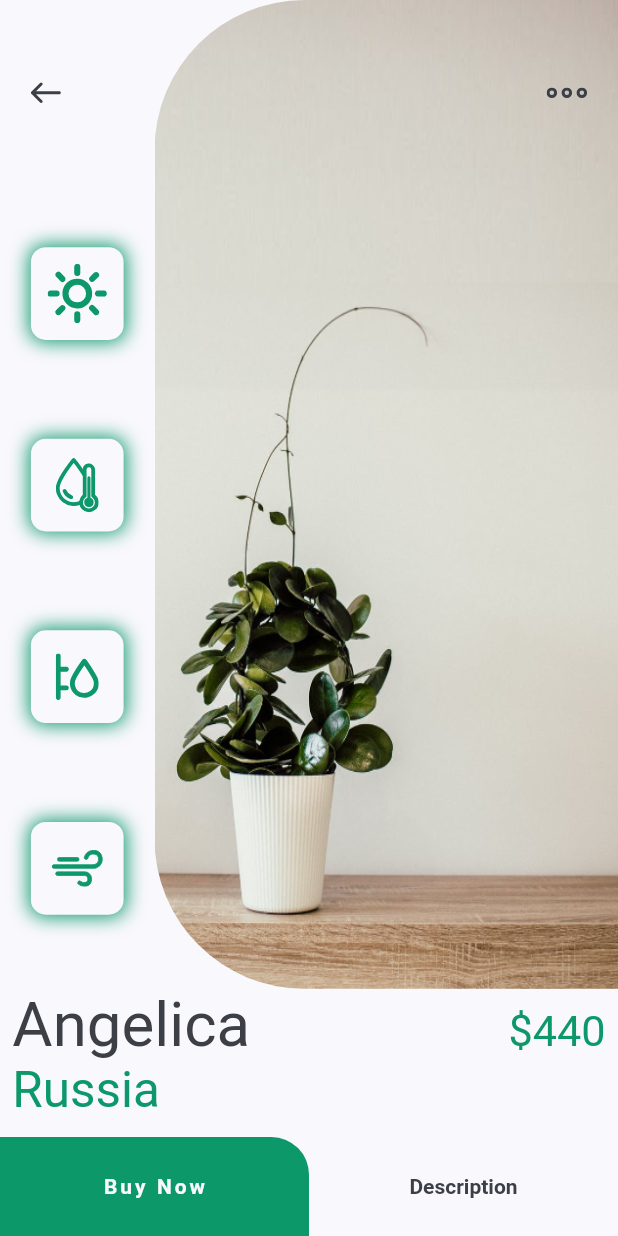
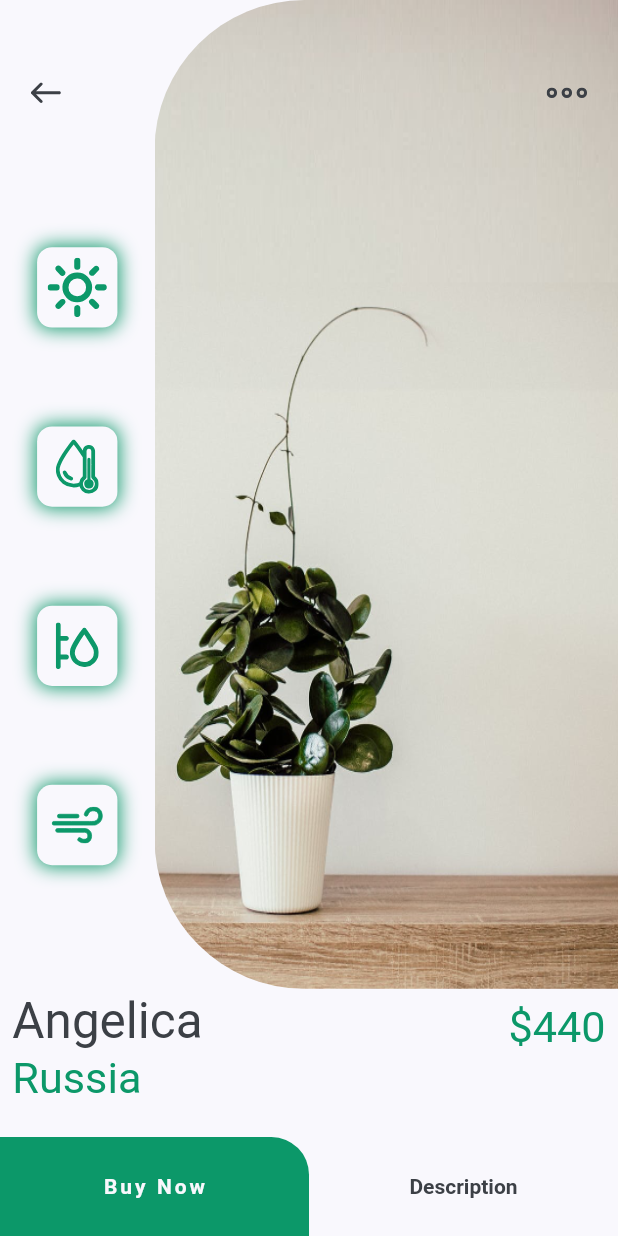
Before and after one commit to farukpacaci/plant_shopping_app, a Flutter app: the DetailedPage screen opened directly, on a phone screen of 412 x 824 dp. Run offline on Flutter 3.47's test engine with Material 2 defaults, Android fonts, the phone set to English and light mode, and no system bars; our stand-ins replace flutter_svg.

Commit message:
Update detailed_page.dart

```diff
--- a/lib/screens/detailed_page/detailed_page.dart
+++ b/lib/screens/detailed_page/detailed_page.dart
@@ -47,8 +47,8 @@ class DetailedPage extends StatelessWidget {
                                 alignment: Alignment.center,
                                 children: [
                                   Container(
-                                    width: screenWidth * 0.15,
-                                    height: screenWidth * 0.15,
+                                    width: screenWidth * 0.13,
+                                    height: screenWidth * 0.13,
                                     decoration: BoxDecoration(
                                         color: kBackgroundColor,
                                         borderRadius: BorderRadius.circular(10),
@@ -71,8 +71,8 @@ class DetailedPage extends StatelessWidget {
                                   alignment: Alignment.center,
                                   children: [
                                     Container(
-                                      width: screenWidth * 0.15,
-                                      height: screenWidth * 0.15,
+                                      width: screenWidth * 0.13,
+                                      height: screenWidth * 0.13,
                                       decoration: BoxDecoration(
                                           color: kBackgroundColor,
                                           borderRadius:
@@ -95,8 +95,8 @@ class DetailedPage extends StatelessWidget {
                                 alignment: Alignment.center,
                                 children: [
                                   Container(
-                                    width: screenWidth * 0.15,
-                                    height: screenWidth * 0.15,
+                                    width: screenWidth * 0.13,
+                                    height: screenWidth * 0.13,
                                     decoration: BoxDecoration(
                                         color: kBackgroundColor,
                                         borderRadius: BorderRadius.circular(10),
@@ -119,8 +119,8 @@ class DetailedPage extends StatelessWidget {
                                   alignment: Alignment.center,
                                   children: [
                                     Container(
-                                      width: screenWidth * 0.15,
-                                      height: screenWidth * 0.15,
+                                      width: screenWidth * 0.13,
+                                      height: screenWidth * 0.13,
                                       decoration: BoxDecoration(
                                         color: kBackgroundColor,
                                         borderRadius: BorderRadius.circular(10),
@@ -176,7 +176,7 @@ class DetailedPage extends StatelessWidget {
                             Text(
                               "Angelica",
                               style: TextStyle(
-                                fontSize: screenWidth * 0.1,
+                                fontSize: screenWidth * 0.08,
                                 color: kTextColor,
                               ),
                             ),
@@ -195,7 +195,7 @@ class DetailedPage extends StatelessWidget {
                         Text(
                           "Russia",
                           style: TextStyle(
-                            fontSize: screenWidth * 0.08,
+                            fontSize: screenWidth * 0.07,
                             color: kPrimaryColor,
                           ),
                         ),
```
